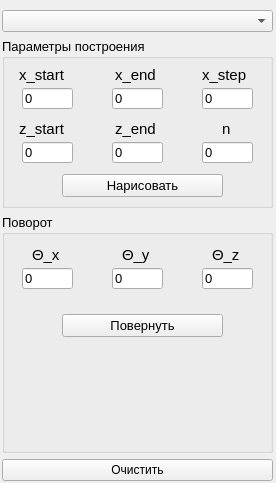
moskovets/comp_graphic, file laba10/mycontroller.ui: the form before one commit.
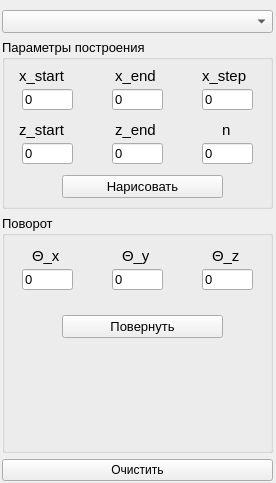
The form after the commit.

```diff
--- a/laba10/mycontroller.ui
+++ b/laba10/mycontroller.ui
@@ -39,7 +39,13 @@
      <number>6</number>
     </property>
     <item>
-     <widget class="QComboBox" name="functionBox"/>
+     <widget class="QComboBox" name="functionBox">
+      <property name="font">
+       <font>
+        <pointsize>10</pointsize>
+       </font>
+      </property>
+     </widget>
     </item>
     <item>
      <widget class="QGroupBox" name="functParamBox">
```
